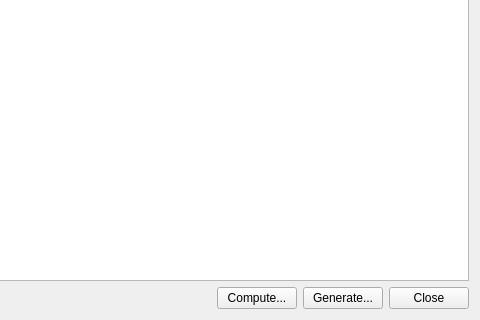
Above: libavogadro/src/extensions/gamessinputdialog.ui from cryos/avogadro before the change; both pictures show x 305 to 785 and y 340 to 660 of the 785 by 660 pixel window. Below: the same form after it.
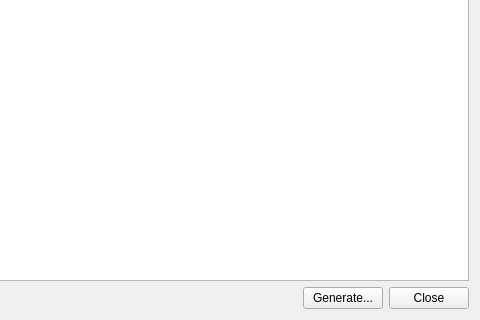
That is the form after the change.

Commit message: Temporarily remove the "Compute..." button for 1.0 release.

What changed in the file:
```diff
--- a/libavogadro/src/extensions/gamessinputdialog.ui
+++ b/libavogadro/src/extensions/gamessinputdialog.ui
@@ -2963,13 +2963,6 @@
        </property>
       </spacer>
      </item>
-     <item>
-      <widget class="QPushButton" name="computeButton">
-       <property name="text">
-        <string>Compute...</string>
-       </property>
-      </widget>
-     </item>
      <item>
       <widget class="QPushButton" name="generateButton">
        <property name="text">
```
